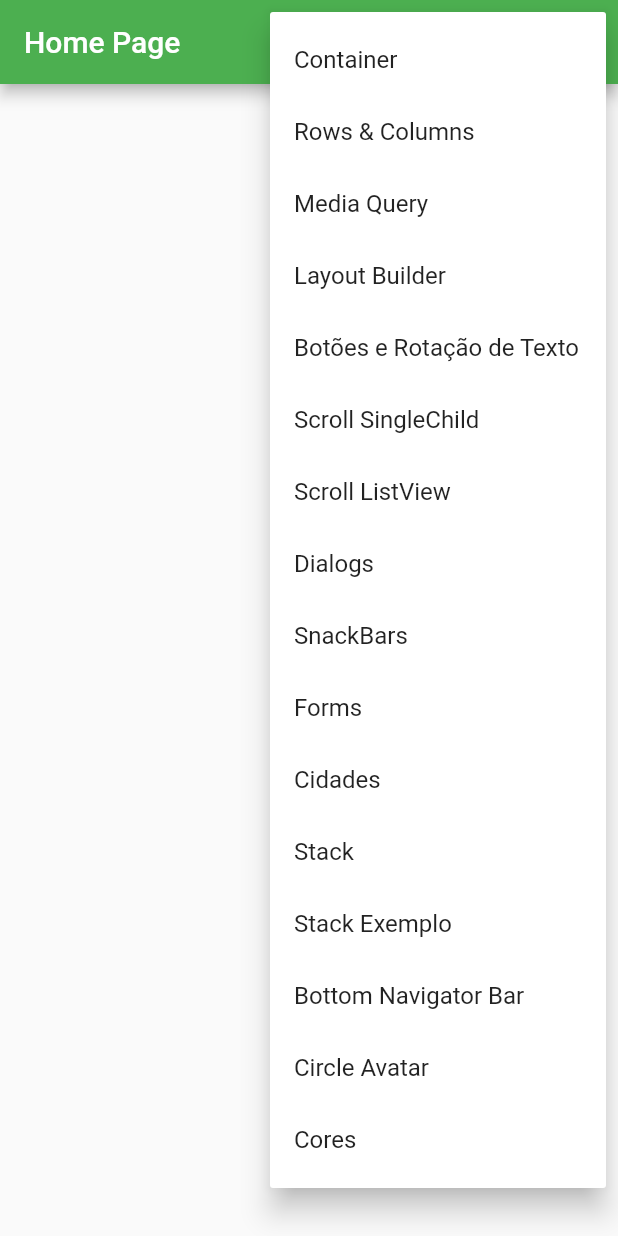
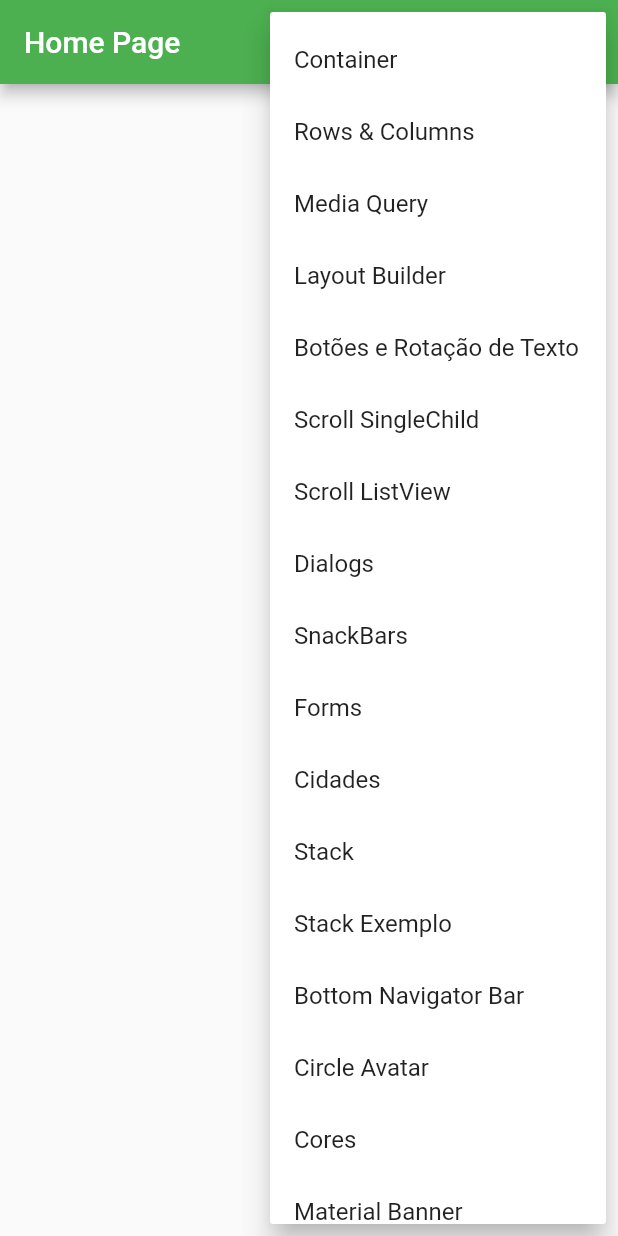
Before and after one commit to caneto/flutter_academiadoflutter, a Flutter app: the screen it shows after launch, after a tap on the "more vert" icon, on a phone screen of 412 x 824 dp. Run offline on Flutter 3.47's test engine with Material 2 defaults, Android fonts, the phone set to English and light mode, and no system bars.

Commit message:
Aula de Material Banner

```diff
--- a/flutter_primeiro_projeto/lib/main.dart
+++ b/flutter_primeiro_projeto/lib/main.dart
@@ -9,6 +9,7 @@ import 'package:flutter_primeiro_projeto/pages/forms/forms_page.dart';
 import 'package:flutter_primeiro_projeto/pages/home/home_page.dart';
 //import 'package:device_preview/device_preview.dart';
 import 'package:flutter_primeiro_projeto/pages/layout_builder/layout_builder_page.dart';
+import 'package:flutter_primeiro_projeto/pages/material_banner/material_banner_page..dart';
 import 'package:flutter_primeiro_projeto/pages/scrolls/listview_page.dart';
 import 'package:flutter_primeiro_projeto/pages/scrolls/singlechildscrollview_page.dart';
 import 'package:flutter_primeiro_projeto/pages/snackbar/snackbar_page.dart';
@@ -64,6 +65,7 @@ class MyApp extends StatelessWidget {
         '/bottomNavigatorBar': (_) => const BottomNavigatorBarPage(),
         '/circleAvatar': (_) => const CircleAvatarPage(),
         '/colors': (_) => const ColorsPage(),
+        '/materialBanner': (_) => const MaterialBannerPage(),
       },
     );
   }
--- a/flutter_primeiro_projeto/lib/pages/home/home_page.dart
+++ b/flutter_primeiro_projeto/lib/pages/home/home_page.dart
@@ -16,7 +16,8 @@ enum PopupMenuPages {
   stack2,
   bottomNavigatorBar,
   circle_avatar,
-  colors
+  colors,
+  material_banner
 }
 
 class HomePage extends StatelessWidget {
@@ -79,6 +80,9 @@ class HomePage extends StatelessWidget {
                     break;
                   case PopupMenuPages.colors:
                     Navigator.of(context).pushNamed('/colors');
+                    break;
+                  case PopupMenuPages.material_banner:
+                    Navigator.of(context).pushNamed('/materialBanner');
                     break;
                 }
               },
@@ -147,6 +151,10 @@ class HomePage extends StatelessWidget {
                   const PopupMenuItem<PopupMenuPages>(
                     value: PopupMenuPages.colors,
                     child: Text('Cores'),
+                  ),
+                  const PopupMenuItem<PopupMenuPages>(
+                    value: PopupMenuPages.material_banner,
+                    child: Text('Material Banner'),
                   )
 
                 ];
```
Also changed, not shown: flutter_primeiro_projeto/lib/pages/material_banner/material_banner_page..dart (added, +40 -0 lines).
